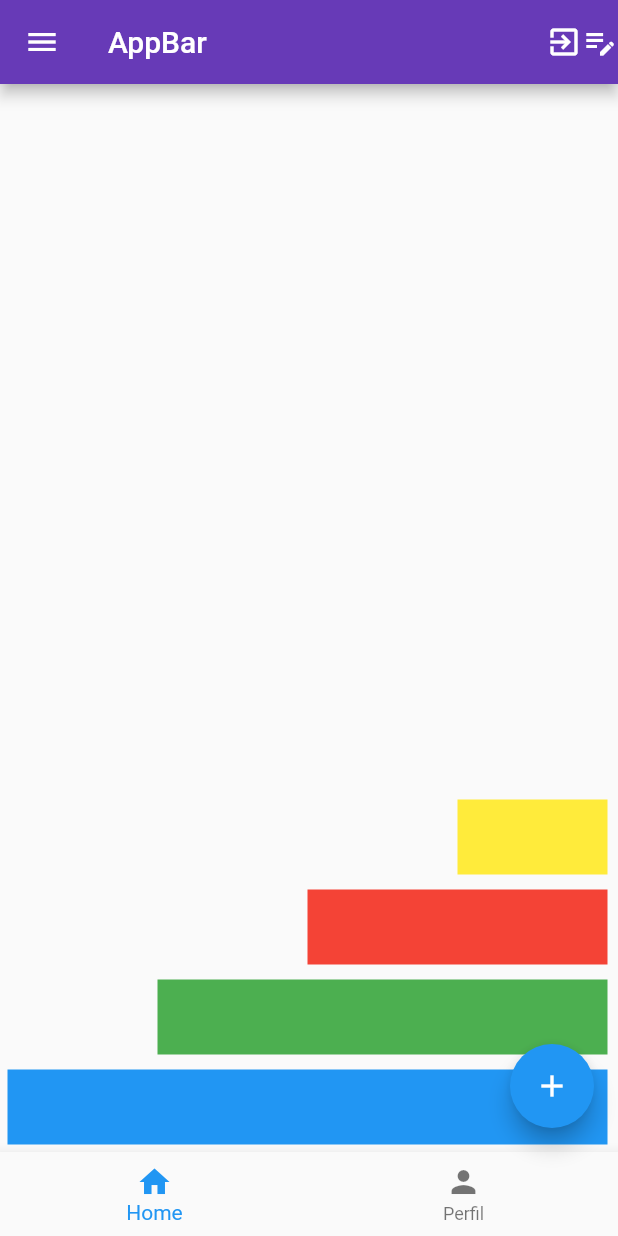
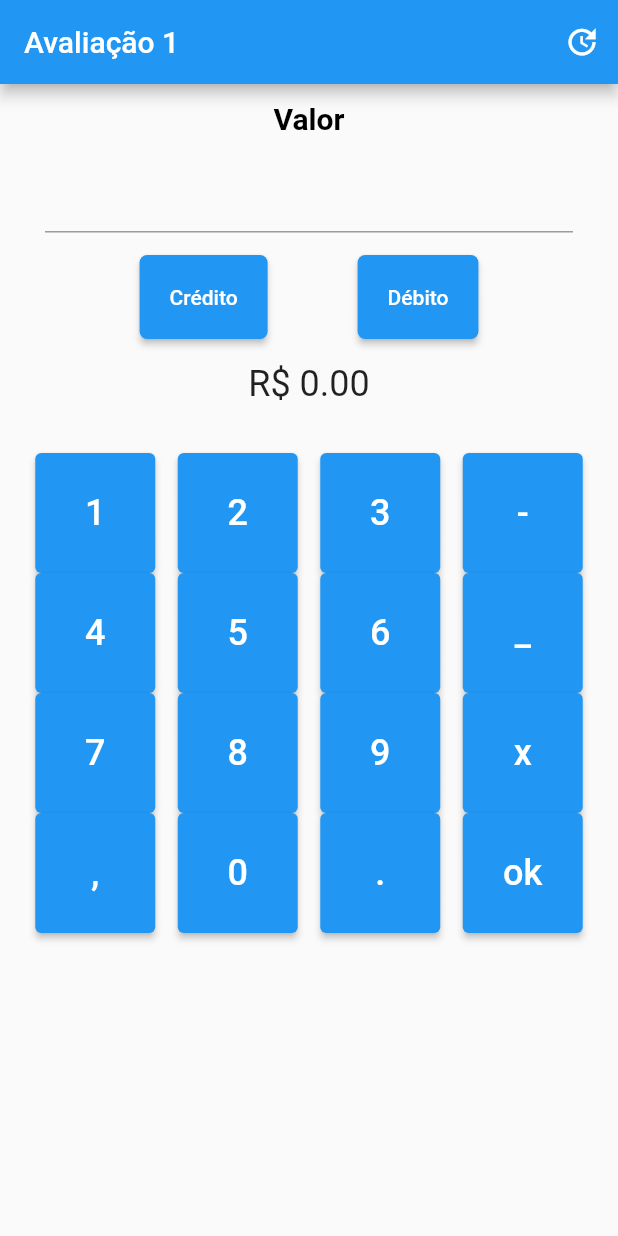
Before and after one commit to CamilaMSilv/projetoFinal, a Flutter app: the screen it shows after launch, on a phone screen of 412 x 824 dp. Run offline on Flutter 3.47's test engine with Material 2 defaults, Android fonts, the phone set to English and light mode, and no system bars.

Commit message:
first commit

```diff
--- a/lib/main.dart
+++ b/lib/main.dart
@@ -1,4 +1,5 @@
 import 'package:flutter/material.dart';
+import 'package:flutter/services.dart';
 
 void main() {
   runApp(const MainApp());
@@ -12,40 +13,191 @@ class MainApp extends StatefulWidget {
 }
 
 class _MainAppState extends State<MainApp> {
+  String _storedNumber = "0.00";
+  void _updateStoredNumber(String value) {
+    setState(() {
+      if (value == "C") {
+        _storedNumber = "0.00";
+      } else if (value == "Apagar") {
+        if (_storedNumber.isNotEmpty) {
+          _storedNumber = _storedNumber.substring(0, _storedNumber.length - 1);
+        }
+      } else {
+        if (_storedNumber == "0.00") {
+          _storedNumber = value;
+        } else {
+          _storedNumber += value;
+        }
+      }
+    });
+  }
+
+  Widget _buildNumberButton(String label) {
+    return ElevatedButton(
+      onPressed: () {
+        _updateStoredNumber(label);
+      },
+      child: Text(
+        label,
+        style: TextStyle(fontSize: 24),
+      ),
+      style: ElevatedButton.styleFrom(
+        padding: EdgeInsets.all(20),
+        minimumSize: Size(80, 80),
+      ),
+    );
+  }
+
   @override
   Widget build(BuildContext context) {
     return MaterialApp(
-        title: "MaterialApp",
-        debugShowCheckedModeBanner: false,
-        theme: ThemeData(
-          brightness: Brightness.light, // Define o tema como dark
-          primaryColor: Colors.blue, //cor primaria do APP
-          fontFamily: 'Roboto', // Fonte padrão do aplicativo
-          appBarTheme: const AppBarTheme(color: Colors.deepPurple),
-        ),
-        home: Scaffold(
+      debugShowCheckedModeBanner: false,
+      home: Scaffold(
           appBar: AppBar(
-            title: const Text("AppBar"),
-            actions: const [Icon(Icons.exit_to_app), Icon(Icons.edit_note)],
+            title: const Text("Avaliação 1"),
+            actions: <Widget>[
+              IconButton(
+                icon: const Icon(
+                  Icons.update,
+                  color: Colors.white,
+                ),
+                onPressed: () {
+                  // do something
+                },
+              )
+            ],
           ),
-          body: Column(
-            mainAxisAlignment: MainAxisAlignment.end,
-            crossAxisAlignment: CrossAxisAlignment.end,
-            children: [
-            Container(width: 100, height: 50, color: Colors.yellow, margin: const EdgeInsets.all(5)),
-            Container(width: 200, height: 50, color: Colors.red, margin: const EdgeInsets.all(5)),
-            Container(width: 300, height: 50, color: Colors.green, margin: const EdgeInsets.all(5)),
-            Container(width: 400, height: 50, color: Colors.blue, margin: const EdgeInsets.all(5)),
-          ]),
-          drawer: const Drawer(),
-          bottomNavigationBar: BottomNavigationBar(items: const [
-            BottomNavigationBarItem(icon: Icon(Icons.home), label: "Home"),
-            BottomNavigationBarItem(icon: Icon(Icons.person), label: "Perfil"),
-          ]),
-          floatingActionButton: const FloatingActionButton(
-            onPressed: null,
-            child: Icon(Icons.add),
-          ),
-        ));
+          body: Column(children: <Widget>[
+            Column(crossAxisAlignment: CrossAxisAlignment.start, children: [
+              const Center(
+                heightFactor: 2,
+                child: Text('Valor',
+                    textDirection: TextDirection.ltr,
+                    style: TextStyle(
+                        fontSize: 20,
+                        color: Colors.black,
+                        fontWeight: FontWeight.bold)),
+              ),
+              Container(
+                  padding: const EdgeInsets.only(
+                    left: 30,
+                    top: 5,
+                    right: 30,
+                    bottom: 0,
+                  ),
+                  child: Column(
+                    mainAxisAlignment: MainAxisAlignment.center,
+                    children: <Widget>[
+                      TextField(
+                        keyboardType: const TextInputType.numberWithOptions(
+                            decimal: true),
+                        inputFormatters: <TextInputFormatter>[
+                          FilteringTextInputFormatter.allow(
+                              RegExp(r'[0-9]+[,.]{0,1}[0-9]*')),
+                          TextInputFormatter.withFunction(
+                            (oldValue, newValue) => newValue.copyWith(
+                              text: newValue.text.replaceAll('.', ','),
+                            ),
+                          ),
+                        ],
+                      ),
+                    ],
+                  )),
+            ]),
+            Row(mainAxisAlignment: MainAxisAlignment.center, children: [
+              Container(
+                  padding: const EdgeInsets.only(
+                    left: 60,
+                    top: 15,
+                    right: 30,
+                    bottom: 0,
+                  ),
+                  child: ElevatedButton(
+                    style: ElevatedButton.styleFrom(
+                      backgroundColor: Colors.blue, // background
+                      foregroundColor: Colors.white,
+                      padding: const EdgeInsets.all(20),
+                      shape: RoundedRectangleBorder(
+                          borderRadius: BorderRadius.circular(5)),
+                    ),
+                    onPressed: () {},
+                    child: const Text("Crédito"),
+                  )),
+              Container(
+                  padding: const EdgeInsets.only(
+                    left: 30,
+                    top: 15,
+                    right: 60,
+                    bottom: 0,
+                  ),
+                  child: ElevatedButton(
+                    style: ElevatedButton.styleFrom(
+                      backgroundColor: Colors.blue, // background
+                      foregroundColor: Colors.white,
+                      padding: const EdgeInsets.all(20),
+                      shape: RoundedRectangleBorder(
+                          borderRadius: BorderRadius.circular(5)),
+                    ),
+                    onPressed: () {},
+                    child: const Text("Débito"),
+                  )),
+            ]),
+            Column(crossAxisAlignment: CrossAxisAlignment.end, children: [
+              Container(
+                  alignment: Alignment.center,
+                  padding: const EdgeInsets.all(16),
+                  child: Text(
+                    'R\$ $_storedNumber',
+                    style: TextStyle(fontSize: 24),
+                  )),
+            ]),
+            Expanded(
+              child: Padding(
+                padding: const EdgeInsets.all(16.0),
+                child: ListView(
+                  physics: BouncingScrollPhysics(),
+                  children: <Widget>[
+                    Row(
+                      mainAxisAlignment: MainAxisAlignment.spaceAround,
+                      children: [
+                        _buildNumberButton("1"),
+                        _buildNumberButton("2"),
+                        _buildNumberButton("3"),
+                        _buildNumberButton("-"),
+                      ],
+                    ),
+                    Row(
+                      mainAxisAlignment: MainAxisAlignment.spaceAround,
+                      children: [
+                        _buildNumberButton("4"),
+                        _buildNumberButton("5"),
+                        _buildNumberButton("6"),
+                        _buildNumberButton("_"),
+                      ],
+                    ),
+                    Row(
+                      mainAxisAlignment: MainAxisAlignment.spaceAround,
+                      children: [
+                        _buildNumberButton("7"),
+                        _buildNumberButton("8"),
+                        _buildNumberButton("9"),
+                        _buildNumberButton("x"),
+                      ],
+                    ),
+                    Row(
+                      mainAxisAlignment: MainAxisAlignment.spaceAround,
+                      children: [
+                        _buildNumberButton(","),
+                        _buildNumberButton("0"),
+                        _buildNumberButton("."),
+                        _buildNumberButton("ok"),
+                      ],
+                    ),
+                  ],
+                ),
+              ),
+            ),
+          ])),
+    );
   }
 }
```
Also changed, not shown: pubspec.yaml (+75 -4 lines), assets/images/flash.jpg (added), pubspec.lock.
